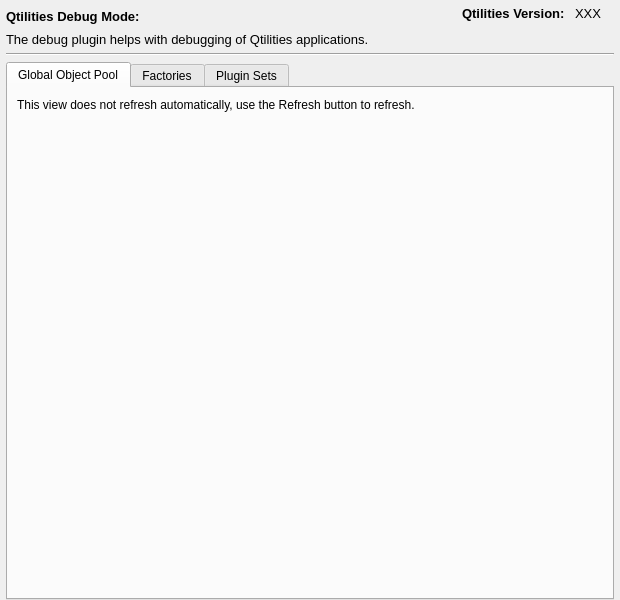
Old version of the form src/Plugins/DebugPlugin/source/DebugWidget.ui in the repository JPNaude/Qtilities.
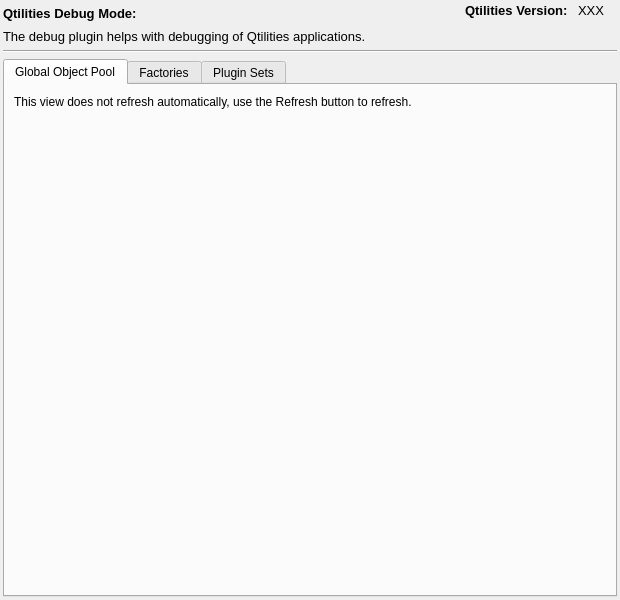
New version of the form.

The edit to the form file:
```diff
--- a/src/Plugins/DebugPlugin/source/DebugWidget.ui
+++ b/src/Plugins/DebugPlugin/source/DebugWidget.ui
@@ -15,17 +15,8 @@
   </property>
   <widget class="QWidget" name="centralwidget">
    <layout class="QVBoxLayout" name="verticalLayout_2">
-    <property name="leftMargin">
-     <number>6</number>
-    </property>
-    <property name="topMargin">
-     <number>6</number>
-    </property>
-    <property name="rightMargin">
-     <number>6</number>
-    </property>
-    <property name="bottomMargin">
-     <number>0</number>
+    <property name="margin">
+     <number>3</number>
     </property>
     <item>
      <layout class="QHBoxLayout" name="horizontalLayout">
```
